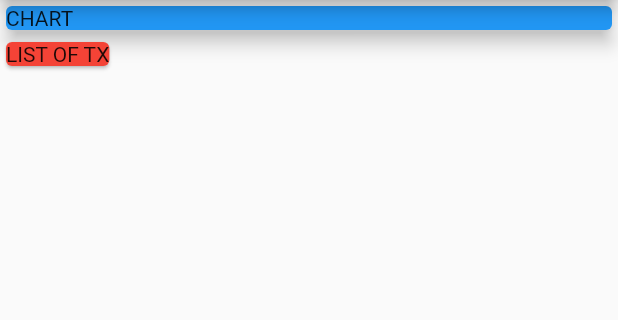
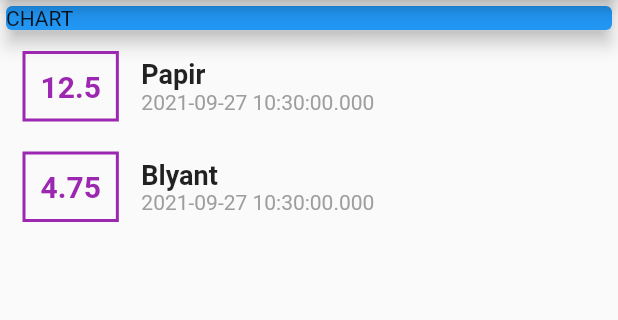
Before and after one commit to eviskum/flutter_course_real_apps, a Flutter app: the screen it shows after launch, on a phone screen of 412 x 824 dp, the part 84-404 px from its top. Run offline on Flutter 3.47's test engine with Material 2 defaults, Android fonts, the phone set to English and light mode, and no system bars.

Commit message:
Transaction card styled

```diff
--- a/lib/main.dart
+++ b/lib/main.dart
@@ -1,4 +1,6 @@
 import 'package:flutter/material.dart';
+
+import 'transactions.dart';
 
 void main() {
   runApp(const MyApp());
@@ -15,15 +17,19 @@
       theme: ThemeData(
         primarySwatch: Colors.blue,
       ),
-      home: const MyHomePage(title: 'Flutter Course - Real Apps'),
+      home: MyHomePage(title: 'Flutter Course - Real Apps'),
     );
   }
 }
 
 class MyHomePage extends StatelessWidget {
-  const MyHomePage({Key? key, required this.title}) : super(key: key);
+  MyHomePage({Key? key, required this.title}) : super(key: key);
 
   final String title;
+  final List<Transaction> transactions = [
+    Transaction(id: 't1', title: 'Papir', amount: 12.50, date: DateTime.now()),
+    Transaction(id: 't2', title: 'Blyant', amount: 4.75, date: DateTime.now()),
+  ];
 
   @override
   Widget build(BuildContext context) {
@@ -43,9 +49,37 @@
               elevation: 5,
             ),
           ),
-          Card(
-            color: Colors.red,
-            child: Text('LIST OF TX'),
+          Column(
+            children: transactions.map((tx) {
+              return Row(
+                children: <Widget>[
+                  Container(
+                    margin: EdgeInsets.symmetric(vertical: 10, horizontal: 15),
+                    decoration: BoxDecoration(
+                      border: Border.all(color: Colors.purple, width: 2),
+                    ),
+                    padding: EdgeInsets.all(10),
+                    child: Text(
+                      tx.amount.toString(),
+                      style: TextStyle(
+                          fontWeight: FontWeight.bold,
+                          fontSize: 20,
+                          color: Colors.purple),
+                    ),
+                  ),
+                  Column(
+                    crossAxisAlignment: CrossAxisAlignment.start,
+                    children: <Widget>[
+                      Text(tx.title,
+                          style: TextStyle(
+                              fontSize: 18, fontWeight: FontWeight.bold)),
+                      Text(tx.date.toString(),
+                          style: TextStyle(color: Colors.grey)),
+                    ],
+                  )
+                ],
+              );
+            }).toList(),
           ),
         ],
       ),
--- /dev/null
+++ b/lib/transactions.dart
@@ -0,0 +1,12 @@
+class Transaction {
+  final String id;
+  final String title;
+  final double amount;
+  final DateTime date;
+
+  Transaction(
+      {required this.id,
+      required this.title,
+      required this.amount,
+      required this.date});
+}
```
